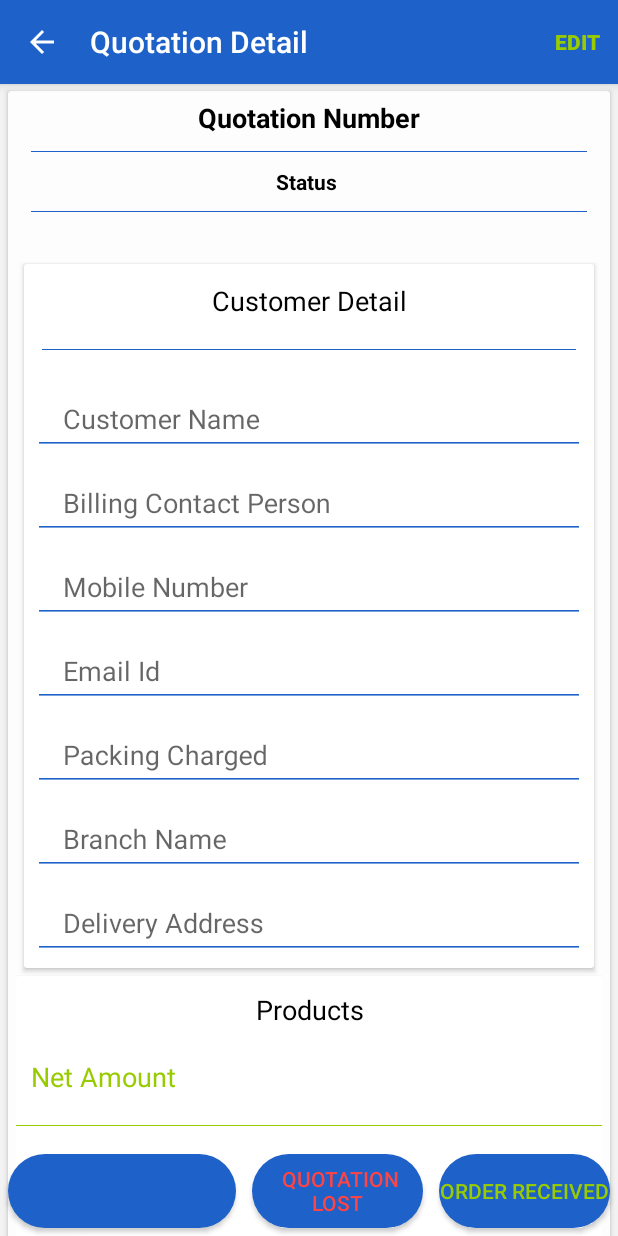
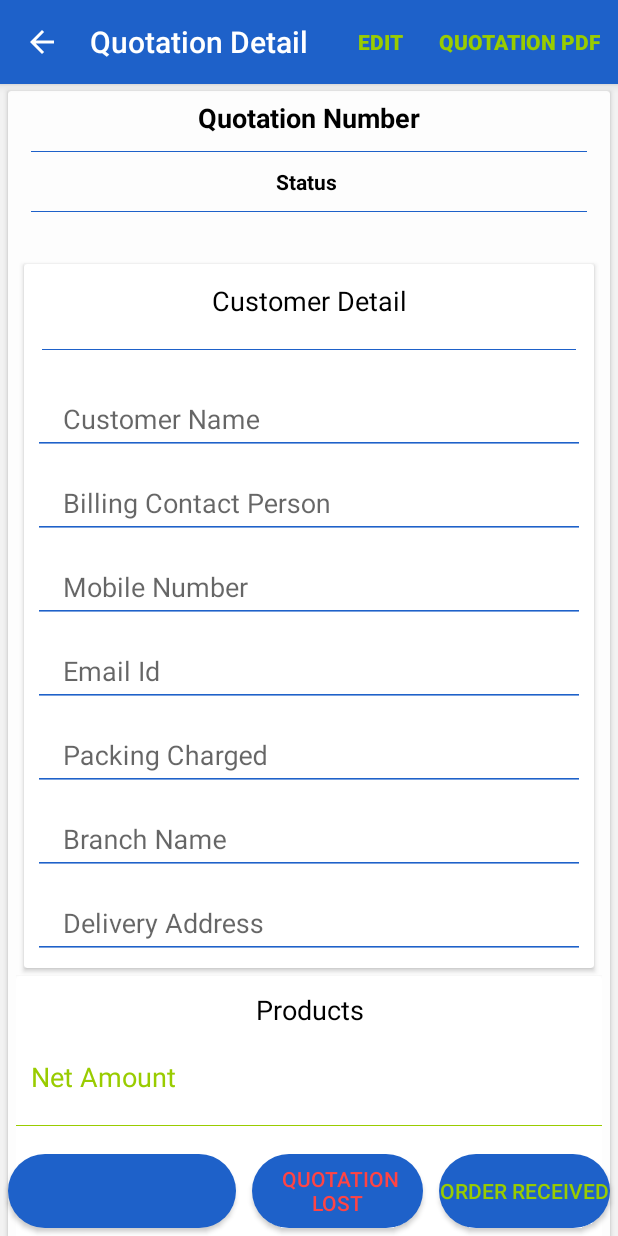
Before and after one commit to nikvay/NJCNPBusinessApplication, an Android app: the ViewQuotationActivity screen opened directly, with no data from a screen before it, after a tap on "EDIT", on a phone screen of 412 x 824 dp. Run offline under Robolectric (Android 15) with nearby library versions, the phone set to English and light mode, and no system bars; our stand-ins replace CircleImageView, Volley; network calls fail; 1 statement that could not run was skipped.

Commit message:
Nehal Jathar 2 commit 22-05-2019

```diff
--- a/app/src/main/java/com/nikvay/cnp_master/activity/ViewQuotationActivity.java
+++ b/app/src/main/java/com/nikvay/cnp_master/activity/ViewQuotationActivity.java
@@ -104,7 +104,8 @@ public class ViewQuotationActivity extends AppCompatActivity implements VolleyCo
     private AppController appController;
     public static boolean isUpdated = false;
     private boolean toHideEdit = false;
-    private ImageView iv_image_download;
+    private boolean toDownloadEdit = false;
+  //  private ImageView iv_image_download;
     DownloadManager downloadManager;
 
     @Override
@@ -158,7 +159,7 @@ public class ViewQuotationActivity extends AppCompatActivity implements VolleyCo
         textPackingChargesVQ = findViewById(R.id.textPackingChargesVQ);
         textBranchNameVQ = findViewById(R.id.textBranchNameVQ);
         textBillingAddressVQ =  findViewById(R.id.textBillingAddressVQ);
-        iv_image_download =  findViewById(R.id.iv_image_download);
+       // iv_image_download =  findViewById(R.id.iv_image_download);
         quotationInitialize();
         linearButtonsVQ = findViewById(R.id.linearButtonsVQ);
         btnDynamic = findViewById(R.id.btnDynamic);
@@ -252,13 +253,13 @@ public class ViewQuotationActivity extends AppCompatActivity implements VolleyCo
         });
 
 
-        iv_image_download.setOnClickListener(new View.OnClickListener() {
+      /*  iv_image_download.setOnClickListener(new View.OnClickListener() {
             @Override
             public void onClick(View v) {
                 callDownloadPdfList();
             }
         });
-
+*/
     }
     private void callDownloadPdfList() {
         HashMap<String, String> map = new HashMap<>();
@@ -317,6 +318,12 @@ public class ViewQuotationActivity extends AppCompatActivity implements VolleyCo
                     startActivity(intent);
                 } else {
                     Toast.makeText(getApplicationContext(), "No product fround in this quotation", Toast.LENGTH_SHORT).show();
+                }
+                break;
+            }
+            case R.id.downloadQuotation: {
+                if (arrayList.size() != 0) {
+                    callDownloadPdfList();
                 }
                 break;
             }
@@ -553,7 +560,7 @@ public class ViewQuotationActivity extends AppCompatActivity implements VolleyCo
                         String pdf_name=jsonObject.getString("pdf_name");
                         String url=ServerConstants.serverUrl.BASE_URL+folder_path+pdf_name;
 
-                        if (pdf_name.equalsIgnoreCase("null"))
+                        /*if (pdf_name.equalsIgnoreCase("null"))
                         {
                             iv_image_download.setVisibility(View.GONE);
 
@@ -561,7 +568,8 @@ public class ViewQuotationActivity extends AppCompatActivity implements VolleyCo
                         else {
                             iv_image_download.setVisibility(View.VISIBLE);
                             downloadQuotationPdfList(url);
-                        }
+                        }*/
+                        downloadQuotationPdfList(url);
                     }
                 } catch (JSONException e) {
                     e.printStackTrace();
@@ -630,17 +638,22 @@ public class ViewQuotationActivity extends AppCompatActivity implements VolleyCo
         switch (status) {
             case "0": {
                 toHideEdit = true;
+                toDownloadEdit = true;
                 invalidateOptionsMenu();
                 textStatusVQ.setText(StaticContent.QuotationStatusCode.ZERO);
                 textStatusVQ.setTextColor(getResources().getColor(android.R.color.holo_red_light));
                 break;
             }
             case "1": {
+                toDownloadEdit = true;
+                invalidateOptionsMenu();
                 textStatusVQ.setText(StaticContent.QuotationStatusCode.ONE);
                 textStatusVQ.setTextColor(getResources().getColor(R.color.yellow));
                 break;
             }
             case "2": {
+                toDownloadEdit = true;
+                invalidateOptionsMenu();
                 textStatusVQ.setText(StaticContent.QuotationStatusCode.TWO);
                 textStatusVQ.setTextColor(getResources().getColor(R.color.yellow));
                 break;
@@ -651,6 +664,7 @@ public class ViewQuotationActivity extends AppCompatActivity implements VolleyCo
                 break;
             }
             case "4": {
+                toDownloadEdit = true;
                 toHideEdit = true;
                 invalidateOptionsMenu();
                 textStatusVQ.setText(StaticContent.QuotationStatusCode.FOUR);
@@ -658,11 +672,14 @@ public class ViewQuotationActivity extends AppCompatActivity implements VolleyCo
                 break;
             }
             case "5": {
+                toDownloadEdit = true;
+                invalidateOptionsMenu();
                 textStatusVQ.setText(StaticContent.QuotationStatusCode.FIVE);
                 textStatusVQ.setTextColor(getResources().getColor(R.color.yellow));
                 break;
             }
             case "6": {
+                toDownloadEdit = true;
                 toHideEdit = true;
                 invalidateOptionsMenu();
                 textStatusVQ.setText(StaticContent.QuotationStatusCode.SIX);
@@ -687,6 +704,11 @@ public class ViewQuotationActivity extends AppCompatActivity implements VolleyCo
             menu.getItem(0).setVisible(false);
 
         }
+        if(toDownloadEdit)
+        {
+            menu.getItem(1).setVisible(false);
+        }
+
         return true;
     }
 
--- a/app/src/main/res/layout/activity_view_quotation.xml
+++ b/app/src/main/res/layout/activity_view_quotation.xml
@@ -30,14 +30,13 @@
             app:popupTheme="@style/ThemeOverlay.AppCompat.Light">
 
 
-            <ImageView
+        <!--    <ImageView
                 android:id="@+id/iv_image_download"
                 android:layout_width="40dp"
                 android:layout_height="30dp"
                 android:layout_marginStart="50dp"
                 android:scaleType="fitXY"
-                android:src="@drawable/ic_vector_download"
-                android:visibility="gone" />
+                android:src="@drawable/ic_vector_download" />-->
 
         </android.support.v7.widget.Toolbar>
 
--- a/app/src/main/res/menu/edit_product.xml
+++ b/app/src/main/res/menu/edit_product.xml
@@ -2,6 +2,7 @@
     xmlns:app="http://schemas.android.com/apk/res-auto"
     xmlns:tools="http://schemas.android.com/tools"
     tools:context="com.nikvay.cnp_master.activity.MainActivity">
+
     <item
         android:id="@+id/actionEdit"
         android:orderInCategory="100"
@@ -9,4 +10,12 @@
         app:showAsAction="always" />
 
 
+
+    <item
+        android:id="@+id/downloadQuotation"
+        android:orderInCategory="100"
+        android:title="Quotation Pdf"
+        app:showAsAction="always"></item>
+
+
 </menu>
```
